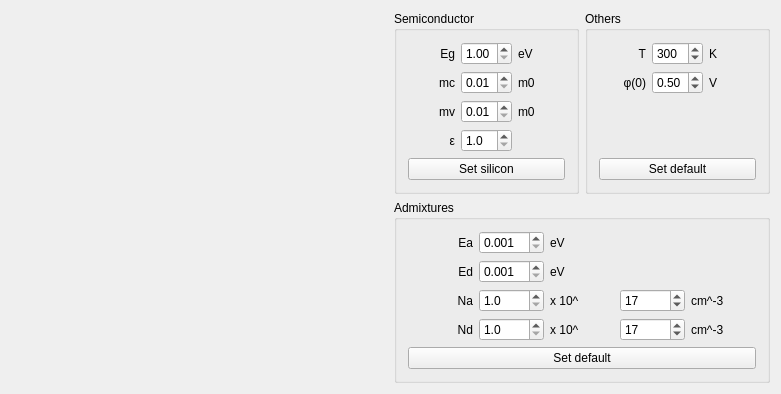
Old version of the form widget.ui in the repository NIA/semiconductor.
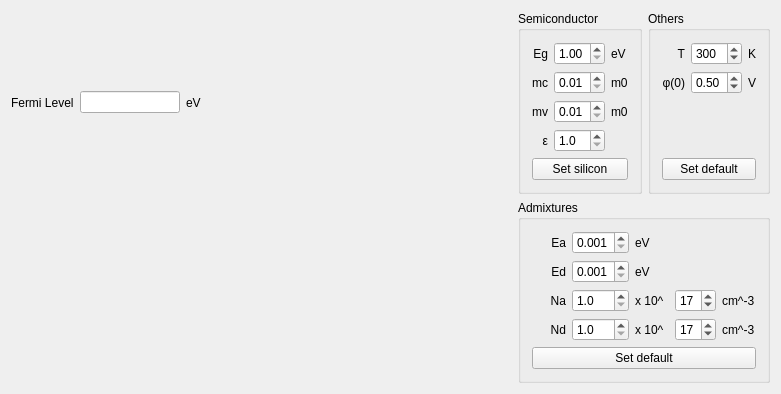
New version of the form. Custom widgets are drawn as their Qt base class.

Commit message: Найденный уровень Ферми теперь отображается над графиком.

Patch:
```diff
--- a/widget.ui
+++ b/widget.ui
@@ -13,9 +13,57 @@
   <property name="windowTitle">
    <string>Widget</string>
   </property>
-  <layout class="QHBoxLayout" name="horizontalLayout_2">
+  <layout class="QHBoxLayout" name="horizontalLayout_3">
    <item>
-    <widget class="QwtPlot" name="plotArea"/>
+    <layout class="QVBoxLayout" name="verticalLayout_2">
+     <item>
+      <layout class="QHBoxLayout" name="horizontalLayout_2">
+       <item>
+        <widget class="QLabel" name="label_19">
+         <property name="text">
+          <string>Fermi Level</string>
+         </property>
+        </widget>
+       </item>
+       <item>
+        <widget class="QLineEdit" name="fermiLevelLineEdit">
+         <property name="maximumSize">
+          <size>
+           <width>100</width>
+           <height>16777215</height>
+          </size>
+         </property>
+         <property name="readOnly">
+          <bool>true</bool>
+         </property>
+        </widget>
+       </item>
+       <item>
+        <widget class="QLabel" name="label_20">
+         <property name="text">
+          <string>eV</string>
+         </property>
+        </widget>
+       </item>
+       <item>
+        <spacer name="horizontalSpacer">
+         <property name="orientation">
+          <enum>Qt::Horizontal</enum>
+         </property>
+         <property name="sizeHint" stdset="0">
+          <size>
+           <width>40</width>
+           <height>20</height>
+          </size>
+         </property>
+        </spacer>
+       </item>
+      </layout>
+     </item>
+     <item>
+      <widget class="QwtPlot" name="plotArea"/>
+     </item>
+    </layout>
    </item>
    <item>
     <layout class="QVBoxLayout" name="verticalLayout">
```
The commit also changes 2 other files.
